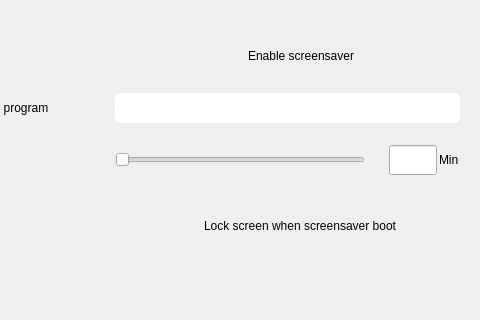
The window that plugins/personalized/screensaver/screensaver.ui (ukui/ukui-control-center) describes before a commit, drawn with Qt 5; both pictures show x 83 to 563 and y 249 to 569 of the 800 by 710 pixel window.
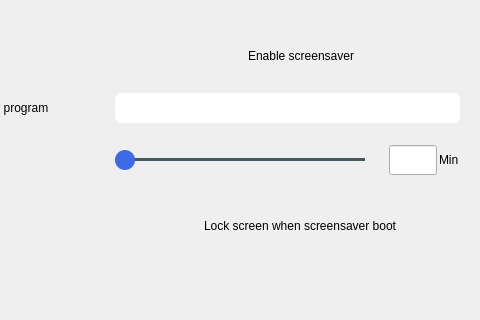
The same window after the commit. Icons and pictures are not drawn.

Commit message: 1:change secondary menu style,2:add png,3:fix display module bug,4:resolved #66 #38

Diff of the .ui file:
```diff
--- a/plugins/personalized/screensaver/screensaver.ui
+++ b/plugins/personalized/screensaver/screensaver.ui
@@ -398,6 +398,35 @@
             <height>16777215</height>
            </size>
           </property>
+          <property name="styleSheet">
+           <string notr="true">QSlider{
+    width: 178px;
+    height: 20px;
+}
+QSlider::groove:horizontal {
+    border: 0px solid #bbb;
+
+}
+QSlider::sub-page:horizontal {
+    background: #3D6BE5;
+    border-radius: 2px;
+    margin-top:8px;
+    margin-bottom:9px;
+}
+QSlider::add-page:horizontal {
+    background:  rgba(52,70,80,90%);
+    border: 0px solid #777;
+    border-radius: 2px;
+    margin-top:8px;
+    margin-bottom:9px;
+}
+QSlider::handle:horizontal {
+    width: 20px;
+    height: 20px;
+    background: #3D6BE5;
+    border-radius:10px;
+}</string>
+          </property>
           <property name="orientation">
            <enum>Qt::Horizontal</enum>
           </property>
```
The commit also changes 31 other files.
